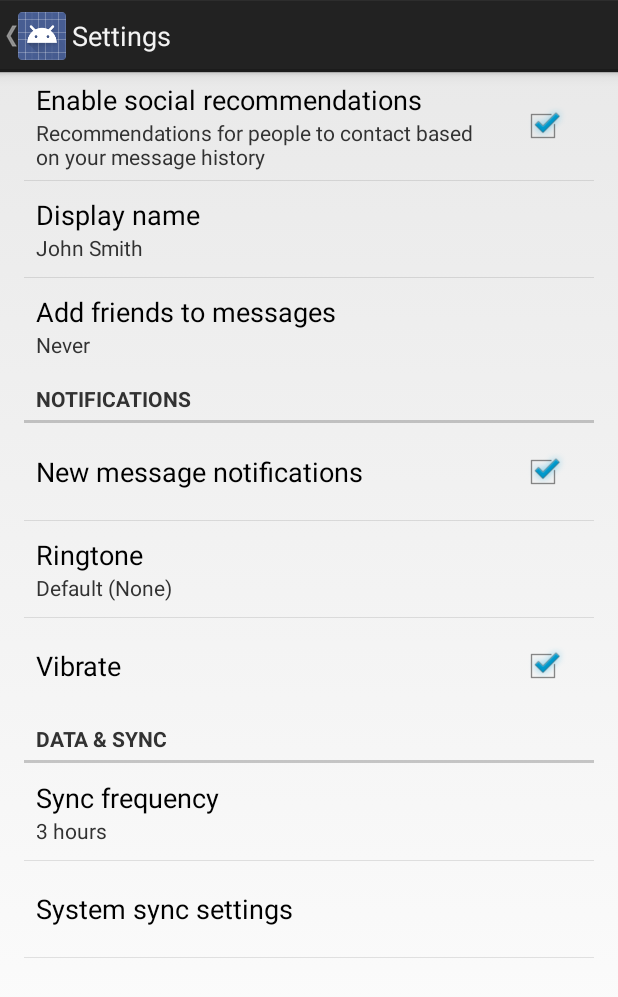
After one commit to phoenix-frozen/uh-oh-android, an Android app: the SettingsActivity screen opened directly, with no data from a screen before it, on a phone screen of 412 x 824 dp. The commit adds this screen. Shown: the top 997 px of the screen. Run offline under Robolectric (Android 15) with nearby library versions, the phone set to English and light mode, and no system bars.

Commit message:
Done some restructuring and tiny tiny UI things. Also created Settings activity.

```diff
--- a/app/build.gradle
+++ b/app/build.gradle
@@ -21,4 +21,5 @@ android {
 
 dependencies {
     compile fileTree(dir: 'libs', include: ['*.jar'])
+    compile 'com.android.support:support-v4:20.0.0'
 }
--- a/app/src/main/java/emergencycall/intertech/com/emergencycall/MainActivity.java
+++ b/app/src/main/java/emergencycall/intertech/com/emergencycall/ui/MainActivity.java
@@ -1,4 +1,4 @@
-package emergencycall.intertech.com.emergencycall;
+package emergencycall.intertech.com.emergencycall.ui;
 
 import android.app.Activity;
 import android.os.Bundle;
@@ -6,6 +6,9 @@ import android.view.Menu;
 import android.view.MenuItem;
 import android.view.View;
 import android.widget.Button;
+
+import emergencycall.intertech.com.emergencycall.CallManager;
+import emergencycall.intertech.com.emergencycall.R;
 
 
 public class MainActivity extends Activity implements View.OnClickListener {
--- /dev/null
+++ b/app/src/main/java/emergencycall/intertech/com/emergencycall/ui/SettingsActivity.java
@@ -0,0 +1,292 @@
+package emergencycall.intertech.com.emergencycall.ui;
+
+import android.annotation.TargetApi;
+import android.content.Context;
+import android.content.res.Configuration;
+import android.media.Ringtone;
+import android.media.RingtoneManager;
+import android.net.Uri;
+import android.os.Build;
+import android.os.Bundle;
+import android.preference.ListPreference;
+import android.preference.Preference;
+import android.preference.PreferenceActivity;
+import android.preference.PreferenceCategory;
+import android.preference.PreferenceFragment;
+import android.preference.PreferenceManager;
+import android.preference.RingtonePreference;
+import android.text.TextUtils;
+import android.view.MenuItem;
+import android.support.v4.app.NavUtils;
+import emergencycall.intertech.com.emergencycall.R;
+
+import java.util.List;
+
+/**
+ * A {@link PreferenceActivity} that presents a set of application settings. On
+ * handset devices, settings are presented as a single list. On tablets,
+ * settings are split by category, with category headers shown to the left of
+ * the list of settings.
+ * <p>
+ * See <a href="http://developer.android.com/design/patterns/settings.html">
+ * Android Design: Settings</a> for design guidelines and the <a
+ * href="http://developer.android.com/guide/topics/ui/settings.html">Settings
+ * API Guide</a> for more information on developing a Settings UI.
+ */
+public class SettingsActivity extends PreferenceActivity {
+    /**
+     * Determines whether to always show the simplified settings UI, where
+     * settings are presented in a single list. When false, settings are shown
+     * as a master/detail two-pane view on tablets. When true, a single pane is
+     * shown on tablets.
+     */
+    private static final boolean ALWAYS_SIMPLE_PREFS = false;
+
+    @Override
+    protected void onCreate(Bundle savedInstanceState) {
+        super.onCreate(savedInstanceState);
+        setupActionBar();
+    }
+
+    /**
+     * Set up the {@link android.app.ActionBar}, if the API is available.
+     */
+    @TargetApi(Build.VERSION_CODES.HONEYCOMB)
+    private void setupActionBar() {
+        if (Build.VERSION.SDK_INT >= Build.VERSION_CODES.HONEYCOMB) {
+            // Show the Up button in the action bar.
+            getActionBar().setDisplayHomeAsUpEnabled(true);
+        }
+    }
+
+    @Override
+    public boolean onOptionsItemSelected(MenuItem item) {
+        int id = item.getItemId();
+        if (id == android.R.id.home) {
+            // This ID represents the Home or Up button. In the case of this
+            // activity, the Up button is shown. Use NavUtils to allow users
+            // to navigate up one level in the application structure. For
+            // more details, see the Navigation pattern on Android Design:
+            //
+            // http://developer.android.com/design/patterns/navigation.html#up-vs-back
+            //
+            // TODO: If Settings has multiple levels, Up should navigate up
+            // that hierarchy.
+            NavUtils.navigateUpFromSameTask(this);
+            return true;
+        }
+        return super.onOptionsItemSelected(item);
+    }
+
+    @Override
+    protected void onPostCreate(Bundle savedInstanceState) {
+        super.onPostCreate(savedInstanceState);
+
+        setupSimplePreferencesScreen();
+    }
+
+    /**
+     * Shows the simplified settings UI if the device configuration if the
+     * device configuration dictates that a simplified, single-pane UI should be
+     * shown.
+     */
+    private void setupSimplePreferencesScreen() {
+        if (!isSimplePreferences(this)) {
+            return;
+        }
+
+        // In the simplified UI, fragments are not used at all and we instead
+        // use the older PreferenceActivity APIs.
+
+        // Add 'general' preferences.
+        addPreferencesFromResource(R.xml.pref_general);
+
+        // Add 'notifications' preferences, and a corresponding header.
+        PreferenceCategory fakeHeader = new PreferenceCategory(this);
+        fakeHeader.setTitle(R.string.pref_header_notifications);
+        getPreferenceScreen().addPreference(fakeHeader);
+        addPreferencesFromResource(R.xml.pref_notification);
+
+        // Add 'data and sync' preferences, and a corresponding header.
+        fakeHeader = new PreferenceCategory(this);
+        fakeHeader.setTitle(R.string.pref_header_data_sync);
+        getPreferenceScreen().addPreference(fakeHeader);
+        addPreferencesFromResource(R.xml.pref_data_sync);
+
+        // Bind the summaries of EditText/List/Dialog/Ringtone preferences to
+        // their values. When their values change, their summaries are updated
+        // to reflect the new value, per the Android Design guidelines.
+        bindPreferenceSummaryToValue(findPreference("example_text"));
+        bindPreferenceSummaryToValue(findPreference("example_list"));
+        bindPreferenceSummaryToValue(findPreference("notifications_new_message_ringtone"));
+        bindPreferenceSummaryToValue(findPreference("sync_frequency"));
+    }
+
+    /** {@inheritDoc} */
+    @Override
+    public boolean onIsMultiPane() {
+        return isXLargeTablet(this) && !isSimplePreferences(this);
+    }
+
+    /**
+     * Helper method to determine if the device has an extra-large screen. For
+     * example, 10" tablets are extra-large.
+     */
+    private static boolean isXLargeTablet(Context context) {
+        return (context.getResources().getConfiguration().screenLayout
+        & Configuration.SCREENLAYOUT_SIZE_MASK) >= Configuration.SCREENLAYOUT_SIZE_XLARGE;
+    }
+
+    /**
+     * Determines whether the simplified settings UI should be shown. This is
+     * true if this is forced via {@link #ALWAYS_SIMPLE_PREFS}, or the device
+     * doesn't have newer APIs like {@link PreferenceFragment}, or the device
+     * doesn't have an extra-large screen. In these cases, a single-pane
+     * "simplified" settings UI should be shown.
+     */
+    private static boolean isSimplePreferences(Context context) {
+        return ALWAYS_SIMPLE_PREFS
+                || Build.VERSION.SDK_INT < Build.VERSION_CODES.HONEYCOMB
+                || !isXLargeTablet(context);
+    }
+
+    /** {@inheritDoc} */
+    @Override
+    @TargetApi(Build.VERSION_CODES.HONEYCOMB)
+    public void onBuildHeaders(List<Header> target) {
+        if (!isSimplePreferences(this)) {
+            loadHeadersFromResource(R.xml.pref_headers, target);
+        }
+    }
+
+    /**
+     * A preference value change listener that updates the preference's summary
+     * to reflect its new value.
+     */
+    private static Preference.OnPreferenceChangeListener sBindPreferenceSummaryToValueListener = new Preference.OnPreferenceChangeListener() {
+        @Override
+        public boolean onPreferenceChange(Preference preference, Object value) {
+            String stringValue = value.toString();
+
+            if (preference instanceof ListPreference) {
+                // For list preferences, look up the correct display value in
+                // the preference's 'entries' list.
+                ListPreference listPreference = (ListPreference) preference;
+                int index = listPreference.findIndexOfValue(stringValue);
+
+                // Set the summary to reflect the new value.
+                preference.setSummary(
+                        index >= 0
+                                ? listPreference.getEntries()[index]
+                                : null);
+
+            } else if (preference instanceof RingtonePreference) {
+                // For ringtone preferences, look up the correct display value
+                // using RingtoneManager.
+                if (TextUtils.isEmpty(stringValue)) {
+                    // Empty values correspond to 'silent' (no ringtone).
+                    preference.setSummary(R.string.pref_ringtone_silent);
+
+                } else {
+                    Ringtone ringtone = RingtoneManager.getRingtone(
+                            preference.getContext(), Uri.parse(stringValue));
+
+                    if (ringtone == null) {
+                        // Clear the summary if there was a lookup error.
+                        preference.setSummary(null);
+                    } else {
+                        // Set the summary to reflect the new ringtone display
+                        // name.
+                        String name = ringtone.getTitle(preference.getContext());
+                        preference.setSummary(name);
+                    }
+                }
+
+            } else {
+                // For all other preferences, set the summary to the value's
+                // simple string representation.
+                preference.setSummary(stringValue);
+            }
+            return true;
+        }
+    };
+
+    /**
+     * Binds a preference's summary to its value. More specifically, when the
+     * preference's value is changed, its summary (line of text below the
+     * preference title) is updated to reflect the value. The summary is also
+     * immediately updated upon calling this method. The exact display format is
+     * dependent on the type of preference.
+     *
+     * @see #sBindPreferenceSummaryToValueListener
+     */
+    private static void bindPreferenceSummaryToValue(Preference preference) {
+        // Set the listener to watch for value changes.
+        preference.setOnPreferenceChangeListener(sBindPreferenceSummaryToValueListener);
+
+        // Trigger the listener immediately with the preference's
+        // current value.
+        sBindPreferenceSummaryToValueListener.onPreferenceChange(preference,
+                PreferenceManager
+                        .getDefaultSharedPreferences(preference.getContext())
+                        .getString(preference.getKey(), ""));
+    }
+
+    /**
+     * This fragment shows general preferences only. It is used when the
+     * activity is showing a two-pane settings UI.
+     */
+    @TargetApi(Build.VERSION_CODES.HONEYCOMB)
+    public static class GeneralPreferenceFragment extends PreferenceFragment {
+        @Override
+        public void onCreate(Bundle savedInstanceState) {
+            super.onCreate(savedInstanceState);
+            addPreferencesFromResource(R.xml.pref_general);
+
+            // Bind the summaries of EditText/List/Dialog/Ringtone preferences
+            // to their values. When their values change, their summaries are
+            // updated to reflect the new value, per the Android Design
+            // guidelines.
+            bindPreferenceSummaryToValue(findPreference("example_text"));
+            bindPreferenceSummaryToValue(findPreference("example_list"));
+        }
+    }
+
+    /**
+     * This fragment shows notification preferences only. It is used when the
+     * activity is showing a two-pane settings UI.
+     */
+    @TargetApi(Build.VERSION_CODES.HONEYCOMB)
+    public static class NotificationPreferenceFragment extends PreferenceFragment {
+        @Override
+        public void onCreate(Bundle savedInstanceState) {
+            super.onCreate(savedInstanceState);
+            addPreferencesFromResource(R.xml.pref_notification);
+
+            // Bind the summaries of EditText/List/Dialog/Ringtone preferences
+            // to their values. When their values change, their summaries are
+            // updated to reflect the new value, per the Android Design
+            // guidelines.
+            bindPreferenceSummaryToValue(findPreference("notifications_new_message_ringtone"));
+        }
+    }
+
+    /**
+     * This fragment shows data and sync preferences only. It is used when the
+     * activity is showing a two-pane settings UI.
+     */
+    @TargetApi(Build.VERSION_CODES.HONEYCOMB)
+    public static class DataSyncPreferenceFragment extends PreferenceFragment {
+        @Override
+        public void onCreate(Bundle savedInstanceState) {
+            super.onCreate(savedInstanceState);
+            addPreferencesFromResource(R.xml.pref_data_sync);
+
+            // Bind the summaries of EditText/List/Dialog/Ringtone preferences
+            // to their values. When their values change, their summaries are
+            // updated to reflect the new value, per the Android Design
+            // guidelines.
+            bindPreferenceSummaryToValue(findPreference("sync_frequency"));
+        }
+    }
+}
--- a/app/src/main/res/values/strings.xml
+++ b/app/src/main/res/values/strings.xml
@@ -2,10 +2,8 @@
 <resources>
 
     <string name="app_name">EmergencyCall</string>
-    <string name="hello_world">Hello world!</string>
     <string name="action_settings">Settings</string>
 
-    <string name="call">Call</string>
-    <string name="send">Send</string>
-
+    <string name="alert">Talk to me</string>
+    <string name="panic">Call my friends</string>
 </resources>
--- /dev/null
+++ b/app/src/main/res/values/strings_activity_settings.xml
@@ -0,0 +1,59 @@
+<resources>
+        <string name="title_activity_settings">Settings</string>
+
+    <!-- Strings related to Settings -->
+
+    <!-- Example General settings -->
+    <string name="pref_header_general">General</string>
+
+    <string name="pref_title_social_recommendations">Enable social recommendations</string>
+    <string name="pref_description_social_recommendations">Recommendations for people to contact based on your message history</string>
+
+    <string name="pref_title_display_name">Display name</string>
+    <string name="pref_default_display_name">John Smith</string>
+
+    <string name="pref_title_add_friends_to_messages">Add friends to messages</string>
+    <string-array name="pref_example_list_titles">
+        <item>Always</item>
+        <item>When possible</item>
+        <item>Never</item>
+    </string-array>
+    <string-array name="pref_example_list_values">
+        <item>1</item>
+        <item>0</item>
+        <item>-1</item>
+    </string-array>
+
+    <!-- Example settings for Data & Sync -->
+    <string name="pref_header_data_sync">Data &amp; sync</string>
+
+    <string name="pref_title_sync_frequency">Sync frequency</string>
+    <string-array name="pref_sync_frequency_titles">
+        <item>15 minutes</item>
+        <item>30 minutes</item>
+        <item>1 hour</item>
+        <item>3 hours</item>
+        <item>6 hours</item>
+        <item>Never</item>
+    </string-array>
+    <string-array name="pref_sync_frequency_values">
+        <item>15</item>
+        <item>30</item>
+        <item>60</item>
+        <item>180</item>
+        <item>360</item>
+        <item>-1</item>
+    </string-array>
+
+    <string name="pref_title_system_sync_settings">System sync settings</string>
+
+    <!-- Example settings for Notifications -->
+    <string name="pref_header_notifications">Notifications</string>
+
+    <string name="pref_title_new_message_notifications">New message notifications</string>
+
+    <string name="pref_title_ringtone">Ringtone</string>
+    <string name="pref_ringtone_silent">Silent</string>
+
+    <string name="pref_title_vibrate">Vibrate</string>
+</resources>
--- /dev/null
+++ b/app/src/main/res/xml/pref_data_sync.xml
@@ -0,0 +1,21 @@
+<PreferenceScreen xmlns:android="http://schemas.android.com/apk/res/android">
+
+    <!-- NOTE: Hide buttons to simplify the UI. Users can touch outside the dialog to
+         dismiss it. -->
+    <!-- NOTE: ListPreference's summary should be set to its value by the activity code. -->
+    <ListPreference
+        android:key="sync_frequency"
+        android:title="@string/pref_title_sync_frequency"
+        android:entries="@array/pref_sync_frequency_titles"
+        android:entryValues="@array/pref_sync_frequency_values"
+        android:defaultValue="180"
+        android:negativeButtonText="@null"
+        android:positiveButtonText="@null" />
+
+    <!-- This preference simply launches an intent when selected. Use this UI sparingly, per
+         design guidelines. -->
+    <Preference android:title="@string/pref_title_system_sync_settings">
+        <intent android:action="android.settings.SYNC_SETTINGS" />
+    </Preference>
+
+</PreferenceScreen>
--- /dev/null
+++ b/app/src/main/res/xml/pref_general.xml
@@ -0,0 +1,33 @@
+<PreferenceScreen xmlns:android="http://schemas.android.com/apk/res/android">
+
+    <CheckBoxPreference
+        android:key="example_checkbox"
+        android:title="@string/pref_title_social_recommendations"
+        android:summary="@string/pref_description_social_recommendations"
+        android:defaultValue="true" />
+
+    <!-- NOTE: EditTextPreference accepts EditText attributes. -->
+    <!-- NOTE: EditTextPreference's summary should be set to its value by the activity code. -->
+    <EditTextPreference
+        android:key="example_text"
+        android:title="@string/pref_title_display_name"
+        android:defaultValue="@string/pref_default_display_name"
+        android:selectAllOnFocus="true"
+        android:inputType="textCapWords"
+        android:capitalize="words"
+        android:singleLine="true"
+        android:maxLines="1" />
+
+    <!-- NOTE: Hide buttons to simplify the UI. Users can touch outside the dialog to
+         dismiss it. -->
+    <!-- NOTE: ListPreference's summary should be set to its value by the activity code. -->
+    <ListPreference
+        android:key="example_list"
+        android:title="@string/pref_title_add_friends_to_messages"
+        android:defaultValue="-1"
+        android:entries="@array/pref_example_list_titles"
+        android:entryValues="@array/pref_example_list_values"
+        android:negativeButtonText="@null"
+        android:positiveButtonText="@null" />
+
+</PreferenceScreen>
--- /dev/null
+++ b/app/src/main/res/xml/pref_headers.xml
@@ -0,0 +1,17 @@
+<preference-headers xmlns:android="http://schemas.android.com/apk/res/android">
+
+    <!-- These settings headers are only used on tablets. -->
+
+    <header
+        android:fragment="emergencycall.intertech.com.emergencycall.ui.SettingsActivity$GeneralPreferenceFragment"
+        android:title="@string/pref_header_general" />
+
+    <header
+        android:fragment="emergencycall.intertech.com.emergencycall.ui.SettingsActivity$NotificationPreferenceFragment"
+        android:title="@string/pref_header_notifications" />
+
+    <header
+        android:fragment="emergencycall.intertech.com.emergencycall.ui.SettingsActivity$DataSyncPreferenceFragment"
+        android:title="@string/pref_header_data_sync" />
+
+</preference-headers>
--- /dev/null
+++ b/app/src/main/res/xml/pref_notification.xml
@@ -0,0 +1,27 @@
+<PreferenceScreen xmlns:android="http://schemas.android.com/apk/res/android">
+
+    <!-- A 'parent' preference, which enables/disables child preferences (below)
+         when checked/unchecked. -->
+    <CheckBoxPreference
+        android:key="notifications_new_message"
+        android:title="@string/pref_title_new_message_notifications"
+        android:defaultValue="true" />
+
+    <!-- Allows the user to choose a ringtone in the 'notification' category. -->
+    <!-- NOTE: This preference will be enabled only when the checkbox above is checked. -->
+    <!-- NOTE: RingtonePreference's summary should be set to its value by the activity code. -->
+    <RingtonePreference
+        android:dependency="notifications_new_message"
+        android:key="notifications_new_message_ringtone"
+        android:title="@string/pref_title_ringtone"
+        android:ringtoneType="notification"
+        android:defaultValue="content://settings/system/notification_sound" />
+
+    <!-- NOTE: This preference will be enabled only when the checkbox above is checked. -->
+    <CheckBoxPreference
+        android:dependency="notifications_new_message"
+        android:key="notifications_new_message_vibrate"
+        android:title="@string/pref_title_vibrate"
+        android:defaultValue="true" />
+
+</PreferenceScreen>
```
Also changed, not shown: app/src/main/AndroidManifest.xml (+10 -2 lines), app/src/main/java/emergencycall/intertech/com/emergencycall/Configuration.java (+28 -1 lines), app/src/main/java/emergencycall/intertech/com/emergencycall/messaging/LocationTransmitter.java (renamed from app/src/main/java/emergencycall/intertech/com/emergencycall/LocationTransmitter.java, +22 -11 lines), app/src/main/java/emergencycall/intertech/com/emergencycall/messaging/WebSvcMessage.java (renamed from app/src/main/java/emergencycall/intertech/com/emergencycall/WebSvcMessage.java, +7 -6 lines), app/src/main/res/layout/activity_main.xml (+10 -4 lines).
